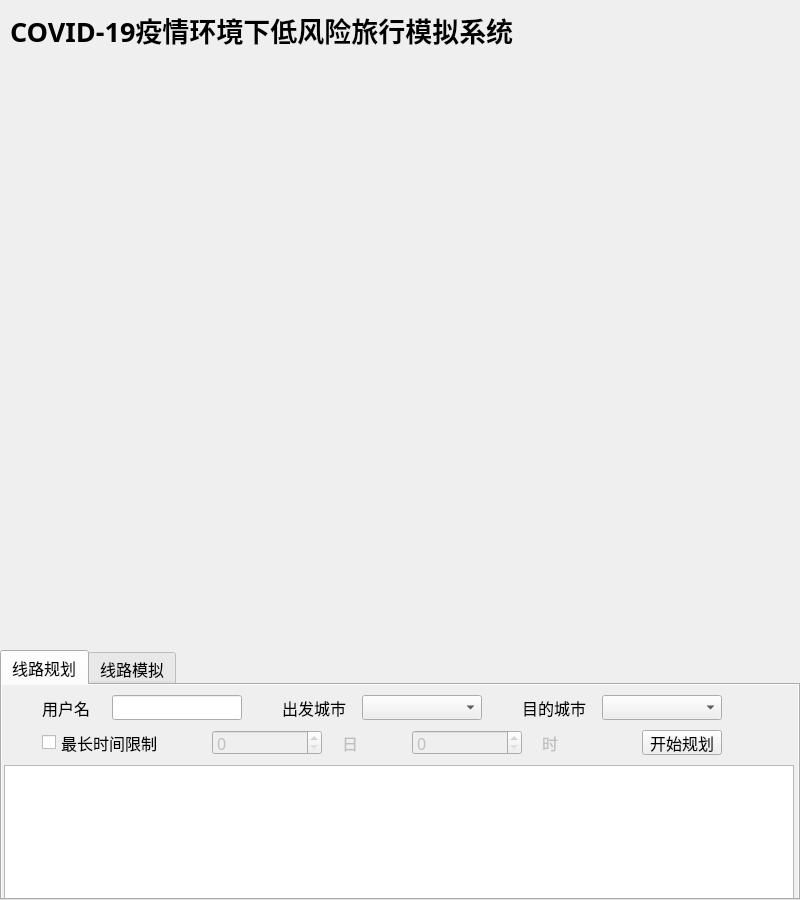
Before: the Qt Designer form mainwindow.ui in yts1999/covid19-travel, drawn with Qt 5.
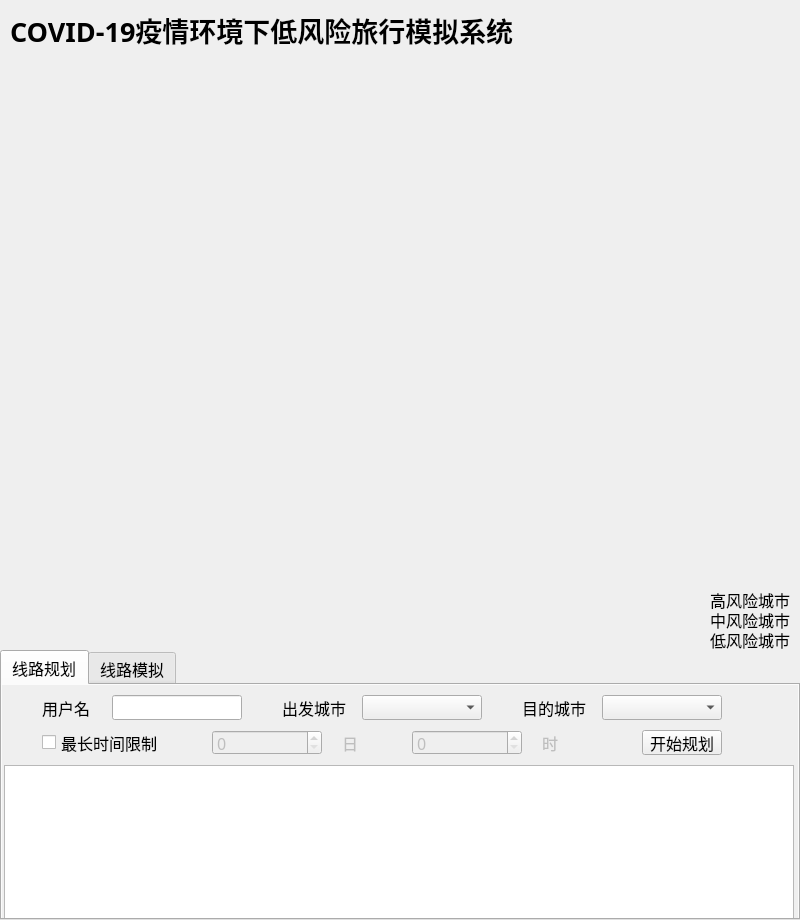
After: the same form once the commit is applied. Icons and pictures are not drawn.

Commit message: main window init

Diff of the .ui file:
```diff
--- a/mainwindow.ui
+++ b/mainwindow.ui
@@ -7,7 +7,7 @@
     <x>0</x>
     <y>0</y>
     <width>800</width>
-    <height>900</height>
+    <height>920</height>
    </rect>
   </property>
   <property name="sizePolicy">
@@ -29,9 +29,6 @@
       <height>650</height>
      </rect>
     </property>
-    <property name="styleSheet">
-     <string notr="true">image: url(:/map/map.jpg);</string>
-    </property>
     <property name="text">
      <string/>
     </property>
@@ -66,7 +63,7 @@
       <x>0</x>
       <y>650</y>
       <width>800</width>
-      <height>250</height>
+      <height>270</height>
      </rect>
     </property>
     <property name="font">
@@ -218,7 +215,7 @@
         <x>2</x>
         <y>80</y>
         <width>790</width>
-        <height>140</height>
+        <height>160</height>
        </rect>
       </property>
      </widget>
@@ -264,6 +261,69 @@
      </attribute>
     </widget>
    </widget>
+   <widget class="QLabel" name="highRiskLabel">
+    <property name="geometry">
+     <rect>
+      <x>710</x>
+      <y>590</y>
+      <width>80</width>
+      <height>20</height>
+     </rect>
+    </property>
+    <property name="font">
+     <font>
+      <family>华文细黑</family>
+      <pointsize>12</pointsize>
+     </font>
+    </property>
+    <property name="text">
+     <string>高风险城市</string>
+    </property>
+   </widget>
+   <widget class="QLabel" name="midRiskLabel">
+    <property name="geometry">
+     <rect>
+      <x>710</x>
+      <y>610</y>
+      <width>80</width>
+      <height>20</height>
+     </rect>
+    </property>
+    <property name="font">
+     <font>
+      <family>华文细黑</family>
+      <pointsize>12</pointsize>
+     </font>
+    </property>
+    <property name="text">
+     <string>中风险城市</string>
+    </property>
+   </widget>
+   <widget class="QLabel" name="lowRiskLabel">
+    <property name="geometry">
+     <rect>
+      <x>710</x>
+      <y>630</y>
+      <width>80</width>
+      <height>20</height>
+     </rect>
+    </property>
+    <property name="font">
+     <font>
+      <family>华文细黑</family>
+      <pointsize>12</pointsize>
+     </font>
+    </property>
+    <property name="text">
+     <string>低风险城市</string>
+    </property>
+   </widget>
+   <zorder>map</zorder>
+   <zorder>tabWidget</zorder>
+   <zorder>title</zorder>
+   <zorder>highRiskLabel</zorder>
+   <zorder>midRiskLabel</zorder>
+   <zorder>lowRiskLabel</zorder>
   </widget>
  </widget>
  <resources/>
```
The commit also changes 6 other files.
